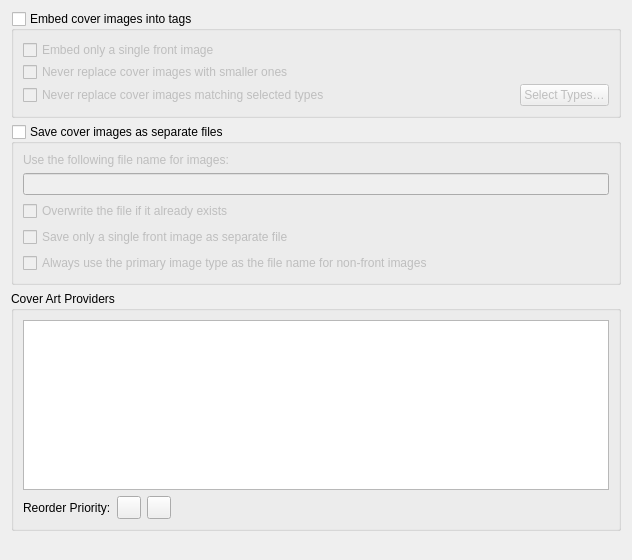
Before: the Qt Designer form ui/options_cover.ui in metabrainz/picard, drawn with Qt 5.
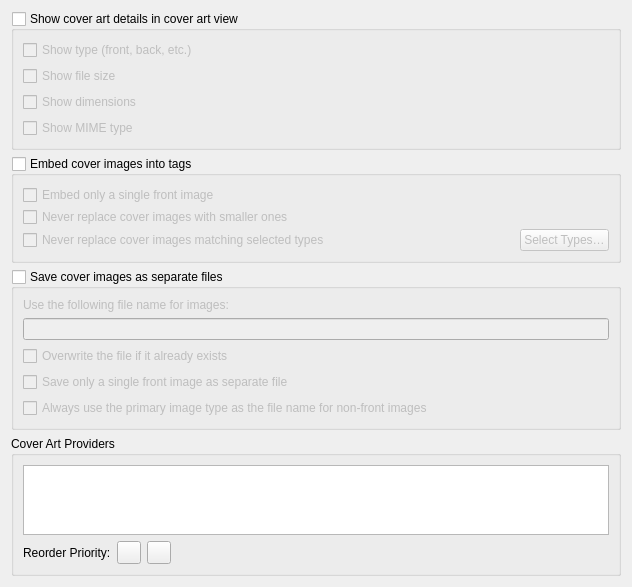
After: the same form once the commit is applied. Icons and pictures are not drawn.

Commit message: Add user prefs for album art details

```diff
--- a/ui/options_cover.ui
+++ b/ui/options_cover.ui
@@ -11,6 +11,49 @@
    </rect>
   </property>
   <layout class="QVBoxLayout" name="verticalLayout">
+   <item>
+    <widget class="QGroupBox" name="cb_show_cover_art_details">
+     <property name="title">
+      <string>Show cover art details in cover art view</string>
+     </property>
+     <property name="checkable">
+      <bool>true</bool>
+     </property>
+     <property name="checked">
+      <bool>false</bool>
+     </property>
+     <layout class="QVBoxLayout" name="cover_art_details_layout">
+      <item>
+       <widget class="QCheckBox" name="cb_show_cover_art_details_type">
+        <property name="text">
+         <string>Show type (front, back, etc.)</string>
+        </property>
+       </widget>
+      </item>
+      <item>
+       <widget class="QCheckBox" name="cb_show_cover_art_details_filesize">
+        <property name="text">
+         <string>Show file size</string>
+        </property>
+       </widget>
+      </item>
+      <item>
+       <widget class="QCheckBox" name="cb_show_cover_art_details_dimensions">
+        <property name="text">
+         <string>Show dimensions</string>
+        </property>
+       </widget>
+      </item>
+      <item>
+       <widget class="QCheckBox" name="cb_show_cover_art_details_mimetype">
+        <property name="text">
+         <string>Show MIME type</string>
+        </property>
+       </widget>
+      </item>
+     </layout>
+    </widget>
+   </item>
    <item>
     <widget class="QGroupBox" name="save_images_to_tags">
      <property name="title">
```
The commit also changes 6 other files.
